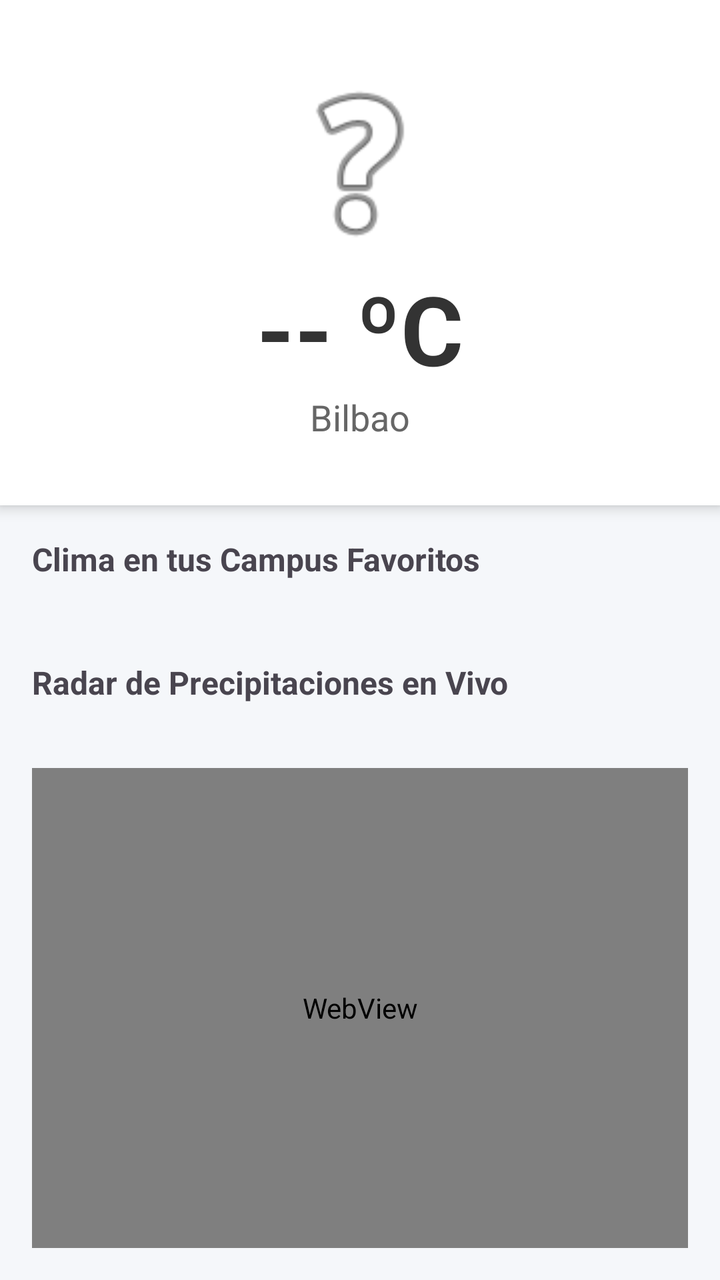
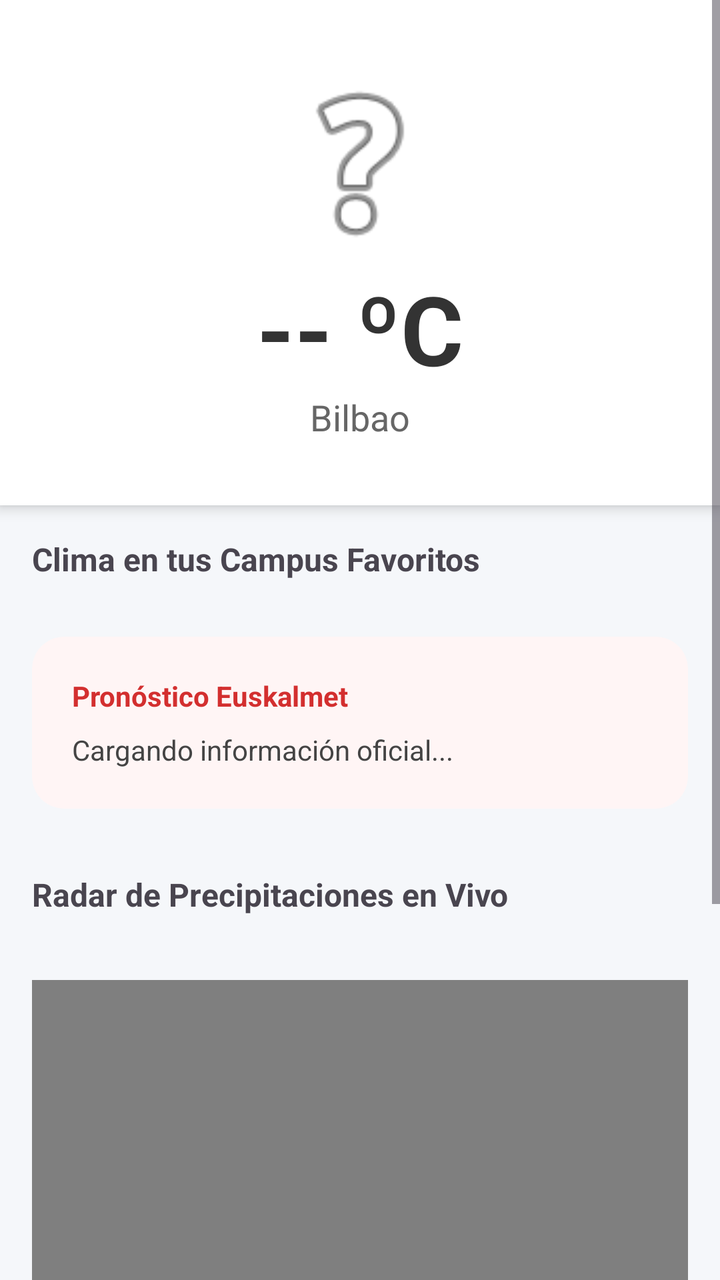

An Android layout rendered at two revisions. The XML below is the earlier revision; the diff shows what the commit changed to produce the second picture.
<!-- AndroidManifest.xml: application theme Theme.Unigodas -->
<!-- res/layout/fragment_weather.xml -->
<?xml version="1.0" encoding="utf-8"?>
<LinearLayout xmlns:android="http://schemas.android.com/apk/res/android"
    android:layout_width="match_parent"
    android:layout_height="match_parent"
    android:orientation="vertical"
    android:background="#F5F7FA">

    <LinearLayout
        android:layout_width="match_parent"
        android:layout_height="wrap_content"
        android:orientation="vertical"
        android:gravity="center"
        android:padding="32dp"
        android:background="@android:color/white"
        android:elevation="4dp">

        <ImageView
            android:id="@+id/ivIconoClimaPrincipal"
            android:layout_width="100dp"
            android:layout_height="100dp"
            android:src="@android:drawable/ic_menu_help" /> <TextView
        android:id="@+id/tvTemperaturaPrincipal"
        android:layout_width="wrap_content"
        android:layout_height="wrap_content"
        android:text="-- ºC"
        android:textSize="48sp"
        android:textStyle="bold"
        android:textColor="#333333" />

        <TextView
            android:layout_width="wrap_content"
            android:layout_height="wrap_content"
            android:text="Bilbao"
            android:textSize="18sp"
            android:textColor="#666666" />
    </LinearLayout>

    <TextView
        android:layout_width="match_parent"
        android:layout_height="wrap_content"
        android:text="Clima en tus Campus Favoritos"
        android:textSize="16sp"
        android:textStyle="bold"
        android:padding="16dp" />

    <LinearLayout
        android:id="@+id/llFavoritosContainer"
        android:layout_width="match_parent"
        android:layout_height="wrap_content"
        android:orientation="vertical"
        android:paddingHorizontal="16dp"/>

    <TextView
        android:layout_width="match_parent"
        android:layout_height="wrap_content"
        android:text="Radar de Precipitaciones en Vivo"
        android:textSize="16sp"
        android:textStyle="bold"
        android:padding="16dp"
        android:layout_marginTop="8dp"/>

    <WebView
        android:id="@+id/wvRadarLluvia"
        android:layout_width="match_parent"
        android:layout_height="match_parent"
        android:layout_margin="16dp"
        android:background="@android:color/darker_gray"/>

</LinearLayout>
<!-- resources referenced by this layout -->
<resources>
  <style name="Theme.Unigodas" parent="Base.Theme.Unigodas" />
  <style name="Base.Theme.Unigodas" parent="Theme.Material3.DayNight.NoActionBar">
          
          <item name="colorPrimary">@color/bilbao_red</item>
          <item name="colorOnPrimary">@color/white</item>
          <item name="colorPrimaryContainer">@color/bilbao_red_dark</item>
  
          
          <item name="colorSecondary">@color/bilbao_grey_dark</item>
          <item name="colorOnSecondary">@color/white</item>
  
          
          <item name="android:colorBackground">@color/bg_light</item>
          <item name="colorSurface">@color/white</item>
  
          <item name="preferenceTheme">@style/PreferenceThemeOverlay</item>
      </style>
  <color name="bilbao_red">#FFCC0000</color>
  <color name="white">#FFFFFF</color>
  <color name="bilbao_red_dark">#FF990000</color>
  <color name="bilbao_grey_dark">#FF333333</color>
  <color name="bg_light">#F4F4F4</color>
</resources>

<!-- the commit's change to res/layout/fragment_weather.xml (unified diff, before → after) -->
@@ -1,69 +1,117 @@
 <?xml version="1.0" encoding="utf-8"?>
-<LinearLayout xmlns:android="http://schemas.android.com/apk/res/android"
+<ScrollView xmlns:android="http://schemas.android.com/apk/res/android"
+    xmlns:app="http://schemas.android.com/apk/res-auto"
     android:layout_width="match_parent"
     android:layout_height="match_parent"
-    android:orientation="vertical"
+    android:fillViewport="true"
     android:background="#F5F7FA">
 
     <LinearLayout
         android:layout_width="match_parent"
-        android:layout_height="wrap_content"
-        android:orientation="vertical"
-        android:gravity="center"
-        android:padding="32dp"
-        android:background="@android:color/white"
-        android:elevation="4dp">
+        android:layout_height="match_parent"
+        android:orientation="vertical">
 
-        <ImageView
-            android:id="@+id/ivIconoClimaPrincipal"
-            android:layout_width="100dp"
-            android:layout_height="100dp"
-            android:src="@android:drawable/ic_menu_help" /> <TextView
-        android:id="@+id/tvTemperaturaPrincipal"
-        android:layout_width="wrap_content"
-        android:layout_height="wrap_content"
-        android:text="-- ºC"
-        android:textSize="48sp"
-        android:textStyle="bold"
-        android:textColor="#333333" />
+        <LinearLayout
+            android:layout_width="match_parent"
+            android:layout_height="wrap_content"
+            android:orientation="vertical"
+            android:gravity="center"
+            android:padding="32dp"
+            android:background="@android:color/white"
+            android:elevation="4dp">
+
+            <ImageView
+                android:id="@+id/ivIconoClimaPrincipal"
+                android:layout_width="100dp"
+                android:layout_height="100dp"
+                android:src="@android:drawable/ic_menu_help" />
+
+            <TextView
+                android:id="@+id/tvTemperaturaPrincipal"
+                android:layout_width="wrap_content"
+                android:layout_height="wrap_content"
+                android:text="-- ºC"
+                android:textSize="48sp"
+                android:textStyle="bold"
+                android:textColor="#333333" />
+
+            <TextView
+                android:layout_width="wrap_content"
+                android:layout_height="wrap_content"
+                android:text="Bilbao"
+                android:textSize="18sp"
+                android:textColor="#666666" />
+        </LinearLayout>
 
         <TextView
-            android:layout_width="wrap_content"
+            android:layout_width="match_parent"
             android:layout_height="wrap_content"
-            android:text="Bilbao"
-            android:textSize="18sp"
-            android:textColor="#666666" />
+            android:text="Clima en tus Campus Favoritos"
+            android:textSize="16sp"
+            android:textStyle="bold"
+            android:paddingHorizontal="16dp"
+            android:paddingTop="16dp"
+            android:paddingBottom="8dp" />
+
+        <HorizontalScrollView
+            android:layout_width="match_parent"
+            android:layout_height="wrap_content"
+            android:scrollbars="none">
+            <LinearLayout
+                android:id="@+id/llFavoritosContainer"
+                android:layout_width="wrap_content"
+                android:layout_height="wrap_content"
+                android:orientation="horizontal"
+                android:paddingHorizontal="12dp" />
+        </HorizontalScrollView>
+
+        <androidx.cardview.widget.CardView
+            android:layout_width="match_parent"
+            android:layout_height="wrap_content"
+            android:layout_marginHorizontal="16dp"
+            android:layout_marginTop="20dp"
+            android:layout_marginBottom="8dp"
+            app:cardCornerRadius="16dp"
+            app:cardElevation="0dp"
+            app:cardBackgroundColor="#FFF5F5"> <LinearLayout
+            android:layout_width="match_parent"
+            android:layout_height="wrap_content"
+            android:orientation="vertical"
+            android:padding="20dp">
+
+            <TextView
+                android:layout_width="wrap_content"
+                android:layout_height="wrap_content"
+                android:text="Pronóstico Euskalmet"
+                android:textStyle="bold"
+                android:textSize="14sp"
+                android:textColor="#D32F2F" /> <TextView
+            android:id="@+id/tvPronosticoBilbao"
+            android:layout_width="match_parent"
+            android:layout_height="wrap_content"
+            android:layout_marginTop="8dp"
+            android:text="Cargando información oficial..."
+            android:textSize="14sp"
+            android:lineHeight="20sp"
+            android:textColor="#444444" />
+        </LinearLayout>
+        </androidx.cardview.widget.CardView>
+
+        <TextView
+            android:layout_width="match_parent"
+            android:layout_height="wrap_content"
+            android:text="Radar de Precipitaciones en Vivo"
+            android:textSize="16sp"
+            android:textStyle="bold"
+            android:padding="16dp"
+            android:layout_marginTop="8dp"/>
+
+        <WebView
+            android:id="@+id/wvRadarLluvia"
+            android:layout_width="match_parent"
+            android:layout_height="400dp"
+            android:layout_margin="16dp"
+            android:background="@android:color/darker_gray"/>
+
     </LinearLayout>
-
-    <TextView
-        android:layout_width="match_parent"
-        android:layout_height="wrap_content"
-        android:text="Clima en tus Campus Favoritos"
-        android:textSize="16sp"
-        android:textStyle="bold"
-        android:padding="16dp" />
-
-    <LinearLayout
-        android:id="@+id/llFavoritosContainer"
-        android:layout_width="match_parent"
-        android:layout_height="wrap_content"
-        android:orientation="vertical"
-        android:paddingHorizontal="16dp"/>
-
-    <TextView
-        android:layout_width="match_parent"
-        android:layout_height="wrap_content"
-        android:text="Radar de Precipitaciones en Vivo"
-        android:textSize="16sp"
-        android:textStyle="bold"
-        android:padding="16dp"
-        android:layout_marginTop="8dp"/>
-
-    <WebView
-        android:id="@+id/wvRadarLluvia"
-        android:layout_width="match_parent"
-        android:layout_height="match_parent"
-        android:layout_margin="16dp"
-        android:background="@android:color/darker_gray"/>
-
-</LinearLayout>
+</ScrollView>
